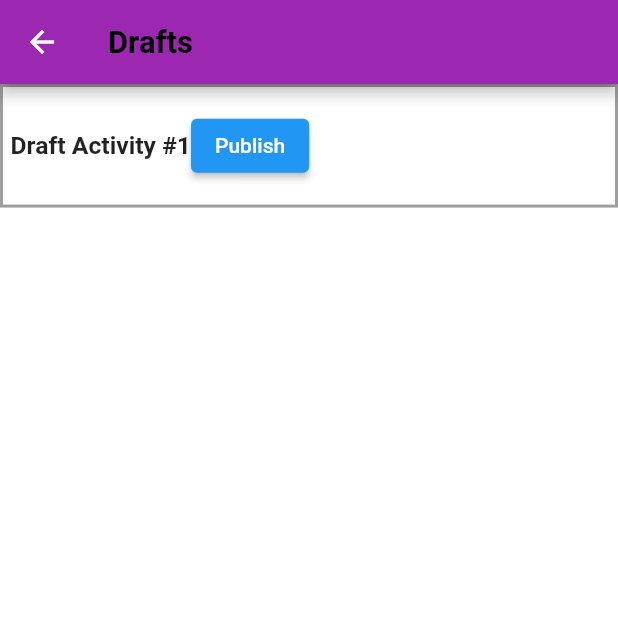
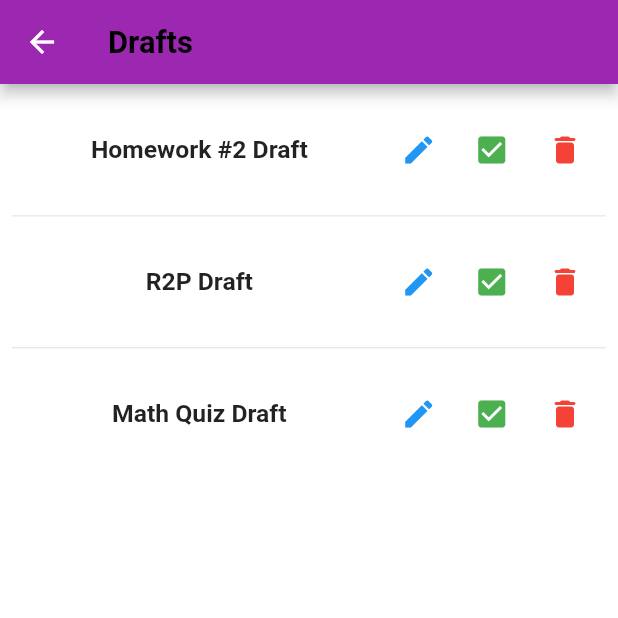
Before and after one commit to StefanTanaskovic/MathWiz, a Flutter app: the ViewDraftsScreen screen opened directly, on a phone screen of 412 x 824 dp, the top half of it. Run offline on Flutter 3.47's test engine with Material 2 defaults, Android fonts, the phone set to English and light mode, and no system bars; our stand-ins replace carousel_slider.

Commit message:
Changed containers to SafeArea, finished drafts

```diff
--- a/mathwiz_app/lib/main.dart
+++ b/mathwiz_app/lib/main.dart
@@ -1,5 +1,6 @@
 import 'package:flutter/material.dart';
 import 'package:mathwiz_app/views/drafts/view_drafts.dart';
+import 'package:mathwiz_app/views/homework/publish_homework.dart';
 import 'package:mathwiz_app/views/welcome_screen.dart';
 
 import 'constants.dart';
--- a/mathwiz_app/lib/views/drafts/view_drafts.dart
+++ b/mathwiz_app/lib/views/drafts/view_drafts.dart
@@ -6,6 +6,7 @@ import 'package:mathwiz_app/widgets/text_field_container.dart';
 import '../../constants.dart';
 
 class ViewDraftsScreen extends StatefulWidget {
+
   @override
   State<StatefulWidget> createState() {
     return _ViewDraftsScreenState();
@@ -14,6 +15,7 @@ class ViewDraftsScreen extends StatefulWidget {
 
 
 class _ViewDraftsScreenState extends State<ViewDraftsScreen> {
+  final List<String> classList = <String>['Homework #2 Draft', 'R2P Draft', 'Math Quiz Draft'];
   @override
   Widget build(BuildContext context) {
     Size size = MediaQuery.of(context)
@@ -25,39 +27,72 @@ class _ViewDraftsScreenState extends State<ViewDraftsScreen> {
               style: TextStyle(fontWeight: FontWeight.bold, fontSize: size.height * 0.025,color: Colors.black),
             ),
       ),
-      body: Container(
-        height: size.height,
-        width: double.infinity,
-        child: Column(
-          mainAxisAlignment: MainAxisAlignment.start,
-          children: <Widget>[
-            Container(
-              height:size.height * 0.1,
-              decoration: BoxDecoration(border: Border.all(color: Colors.grey[500],width: 2.0)),
-              padding: const EdgeInsets.all(5),
+      body: SafeArea(
+          child: ListView.separated(
+            padding: const EdgeInsets.all(8),
+            itemCount: classList.length,
+            itemBuilder: (BuildContext context, int index) {
+              return Container(
+              height: size.height * 0.08,
+              margin: EdgeInsets.all(3),
               child:Row(children: [
-              Container(
-              width: size.width * 0.61,
-              height: size.height * 0.22,
-              child:Column(children: [
               Expanded(
-              child:Row(
-              mainAxisAlignment: MainAxisAlignment.start,
-              crossAxisAlignment: CrossAxisAlignment.center,
-              children: [
-              Text("Draft Activity #1",style: TextStyle(fontWeight: FontWeight.bold, fontSize: size.height * 0.02)),
-              ElevatedButton(
-                child:Text("Publish"),
-                onPressed: () {},
-                )
-              ],)
+                  flex: 5,
+                  child: Container(
+                  child: Column(
+                  mainAxisAlignment: MainAxisAlignment.center,
+                  children: [
+                    Text('${classList[index]}',style: TextStyle(fontWeight: FontWeight.bold, fontSize: size.height * 0.02))
+                  ],
+                  ),
+                ),
               ),
-              ],)
-              ),],)
-            ),
-          ],
-        ),
-      ),
-    );
+              Expanded(
+                  child: Container(
+                  child: Column(
+                    mainAxisAlignment: MainAxisAlignment.center,
+                    children: [
+                    IconButton(
+                    icon: Icon(Icons.edit, color:Colors.blue),
+                    onPressed: () {},
+                    )
+                    ],
+                  ),
+                ),
+              ),
+              Expanded(
+                  child: Container(
+                  child: Column(
+                    mainAxisAlignment: MainAxisAlignment.center,
+                    children: [
+                    IconButton(
+                    icon: Icon(Icons.check_box, color:Colors.green),
+                    onPressed: () {},
+                    )
+                    ],
+                  ),
+                ),
+              ),
+              Expanded(
+                  child: Container(
+                  child: Column(
+                    mainAxisAlignment: MainAxisAlignment.center,
+                    children: [
+                    IconButton(
+                    icon: Icon(Icons.delete_rounded,color:Colors.red),
+                    onPressed: () {},
+                    )
+                    ],
+                  ),
+                ),
+              )
+              ],
+              )
+              );
+            },
+            separatorBuilder: (BuildContext context, int index) =>
+                const Divider(),
+          ),
+            ));
   }
 }
--- a/mathwiz_app/lib/views/homework/assigned_homework.dart
+++ b/mathwiz_app/lib/views/homework/assigned_homework.dart
@@ -25,9 +25,7 @@ class _AssignedHomeworkScreenState extends State<AssignedHomeworkScreen> {
               style: TextStyle(fontWeight: FontWeight.bold, fontSize: size.height * 0.025,color: Colors.black),
             ),
       ),
-      body: Container(
-        height: size.height,
-        width: double.infinity,
+      body: SafeArea(
         child: Column(
           mainAxisAlignment: MainAxisAlignment.start,
           children: <Widget>[
--- a/mathwiz_app/lib/views/homework/completed_homework.dart
+++ b/mathwiz_app/lib/views/homework/completed_homework.dart
@@ -25,9 +25,7 @@ class _CompletedHomeworkScreenState extends State<CompletedHomeworkScreen> {
               style: TextStyle(fontWeight: FontWeight.bold, fontSize: size.height * 0.025,color: Colors.black),
             ),
       ),
-      body: Container(
-        height: size.height,
-        width: double.infinity,
+      body: SafeArea(
         child: Column(
           mainAxisAlignment: MainAxisAlignment.start,
           children: <Widget>[
--- a/mathwiz_app/lib/views/homework/publish_homework.dart
+++ b/mathwiz_app/lib/views/homework/publish_homework.dart
@@ -25,9 +25,7 @@ class _PublishHomeworkScreenState extends State<PublishHomeworkScreen> {
               style: TextStyle(fontWeight: FontWeight.bold),
             ),
       ),
-      body: Container(
-        height: size.height,
-        width: double.infinity,
+      body: SafeArea(
         child: Column(
           mainAxisAlignment: MainAxisAlignment.center,
           children: <Widget>[
@@ -59,10 +57,10 @@ class _PublishHomeworkScreenState extends State<PublishHomeworkScreen> {
               child:TextField(
               decoration: InputDecoration(
                 focusedBorder: OutlineInputBorder(
-                  borderSide: BorderSide(color: Colors.blue)
+                  borderSide: BorderSide(color: kPrimaryColor)
                 ),
                 enabledBorder: OutlineInputBorder(
-                  borderSide: BorderSide(color: Colors.blue)
+                  borderSide: BorderSide(color: kPrimaryColor)
                 ),
                 hintText: 'Description'
               ),
```
Also changed, not shown: mathwiz_app/pubspec.lock.
